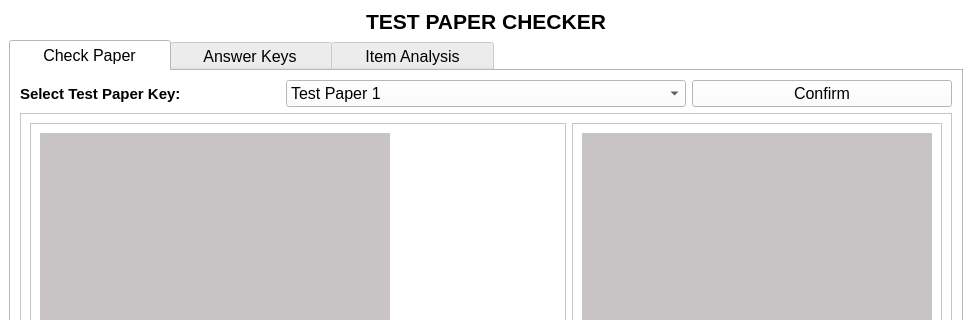
Qt form TestPaperChecker.ui (jarapamikaella/OpenCV_TestPaperChecker) before a commit; both pictures show x 0 to 972 and y 0 to 320 of the 972 by 602 pixel window.
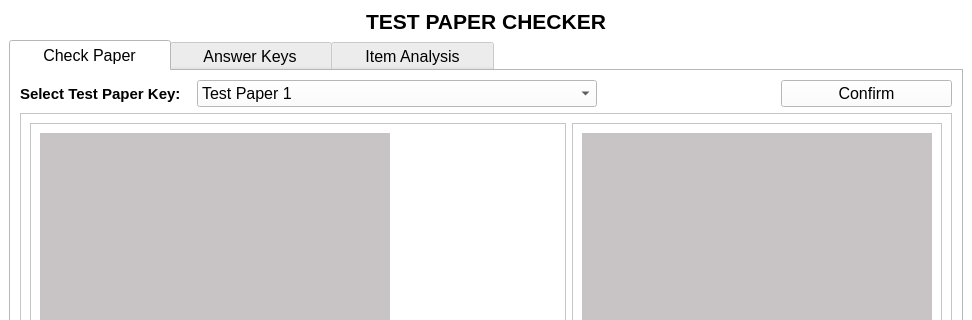
The same form after that commit.

What changed in the file:
```diff
--- a/TestPaperChecker.ui
+++ b/TestPaperChecker.ui
@@ -491,14 +491,14 @@
         <string>     Check Paper     </string>
        </attribute>
        <layout class="QGridLayout" name="gridLayout">
-        <item row="0" column="2">
+        <item row="0" column="3">
          <widget class="QPushButton" name="ConfirmTestPaperKeyName">
           <property name="text">
            <string>Confirm</string>
           </property>
          </widget>
         </item>
-        <item row="1" column="0" colspan="3">
+        <item row="1" column="0" colspan="4">
          <widget class="QFrame" name="CheckPaperFrame">
           <property name="frameShape">
            <enum>QFrame::StyledPanel</enum>
```
